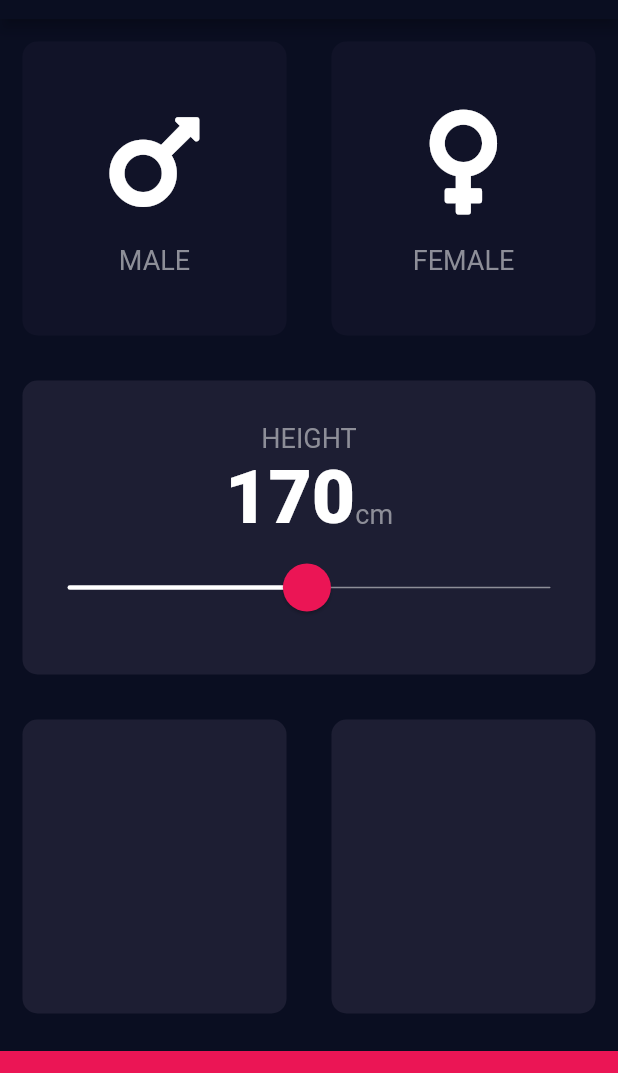
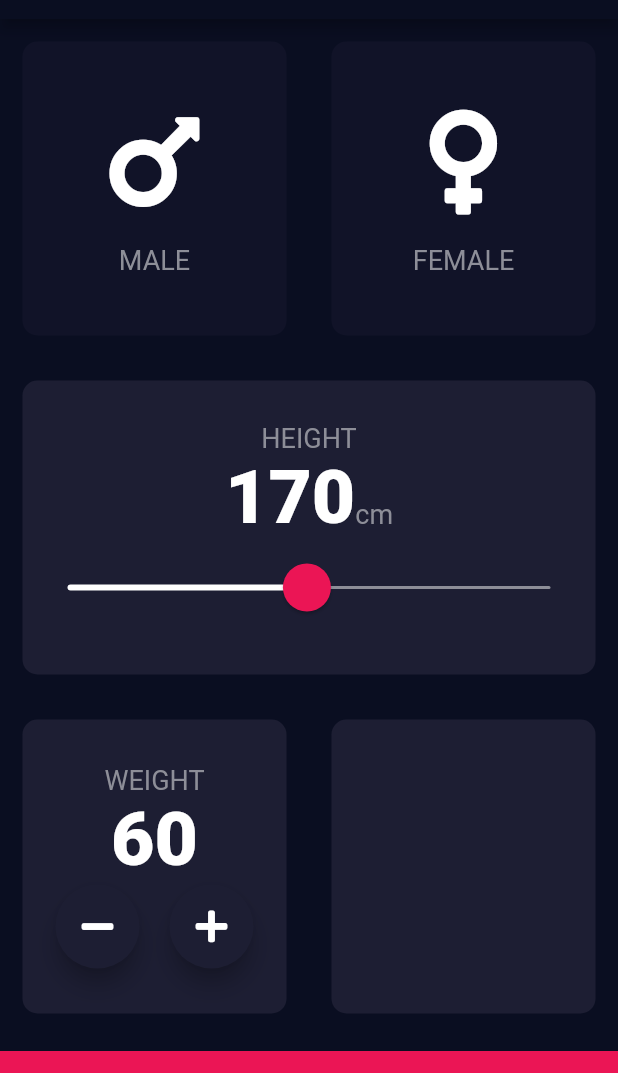
Before and after one commit to reymillenium/bmi_calculator_flutter_updated, a Flutter app: the screen it shows after launch, on a phone screen of 412 x 824 dp, the part 65-1138 px from its top. Run offline on Flutter 3.47's test engine with Material 2 defaults, Android fonts, the phone set to English and light mode, and no system bars; our stand-ins replace font_awesome_flutter.

Commit message:
prepared more or less the Weight card

```diff
--- a/lib/bmi_calculator_brain.dart
+++ b/lib/bmi_calculator_brain.dart
@@ -29,6 +29,7 @@ class BMICalculatorBrain {
   bool _pressedMaleCard = false;
   bool _pressedFemaleCard = false;
   int height = 170;
+  int weight = 60;
 
   // Constructor
   BMICalculatorBrain() {
@@ -43,6 +44,15 @@ class BMICalculatorBrain {
 
   Color getFemaleCardColor() {
     return _femaleCardColor;
+  }
+
+  // Setters
+  void reduceWeight() {
+    weight--;
+  }
+
+  void increaseWeight() {
+    weight++;
   }
 
   // Public methods:
--- a/lib/input_page.dart
+++ b/lib/input_page.dart
@@ -100,7 +100,7 @@ class _InputPageState extends State<InputPage> {
                       inactiveTrackColor: kLabelTextColor,
                       thumbColor: kBottomContainerColor,
                       overlayColor: kTranslucentBottomContainerColor,
-                      trackHeight: 1,
+                      trackHeight: 2,
                       thumbShape: RoundSliderThumbShape(
                         enabledThumbRadius: 16,
                       ),
@@ -108,21 +108,11 @@ class _InputPageState extends State<InputPage> {
                         overlayRadius: 30,
                       ),
                     ),
-                    // data: SliderTheme.of(context).copyWith(
-                    //   activeTrackColor: Colors.white,
-                    //   inactiveTrackColor: kLabelTextColor,
-                    //   trackHeight: 1,
-                    //   thumbShape: RoundSliderThumbShape(
-                    //     enabledThumbRadius: 16,
-                    //   ),
-                    //   thumbColor: kBottomContainerColor,
-                    // ),
                     child: Slider(
                       // label: '${bmiCalculatorBrain.height}',
                       value: bmiCalculatorBrain.height.toDouble(),
                       min: kMinHeight,
                       max: kMaxHeight,
-                      // mouseCursor: MaterialStateMouseCursor.textable,
                       onChanged: (double newValue) {
                         setState(() {
                           bmiCalculatorBrain.height = newValue.round();
@@ -135,15 +125,63 @@ class _InputPageState extends State<InputPage> {
             ),
           ),
 
-          // Row # 3
+          // Row # 3: Weight and age Cards
           Expanded(
             child: Row(
               children: [
+                // Weight Card
                 Expanded(
                   child: ReusableCard(
                     color: kActiveCardColor,
+                    cardChild: Column(
+                      mainAxisAlignment: MainAxisAlignment.center,
+                      children: [
+                        Text(
+                          'WEIGHT',
+                          style: kLabelTextStyle,
+                        ),
+                        Text(
+                          bmiCalculatorBrain.weight.toString(),
+                          style: kHeightAmountTextStyle,
+                        ),
+                        Row(
+                          mainAxisAlignment: MainAxisAlignment.center,
+                          children: [
+                            FloatingActionButton(
+                              backgroundColor: kActiveCardColor,
+                              child: Icon(
+                                FontAwesomeIcons.minus,
+                                color: Colors.white,
+                              ),
+                              onPressed: () {
+                                setState(() {
+                                  bmiCalculatorBrain.reduceWeight();
+                                });
+                              },
+                            ),
+                            SizedBox(
+                              width: 20.0,
+                            ),
+                            FloatingActionButton(
+                              backgroundColor: kActiveCardColor,
+                              child: Icon(
+                                FontAwesomeIcons.plus,
+                                color: Colors.white,
+                              ),
+                              onPressed: () {
+                                setState(() {
+                                  bmiCalculatorBrain.increaseWeight();
+                                });
+                              },
+                            ),
+                          ],
+                        )
+                      ],
+                    ),
                   ),
                 ),
+
+                // Age Card
                 Expanded(
                   child: ReusableCard(
                     color: kActiveCardColor,
```
